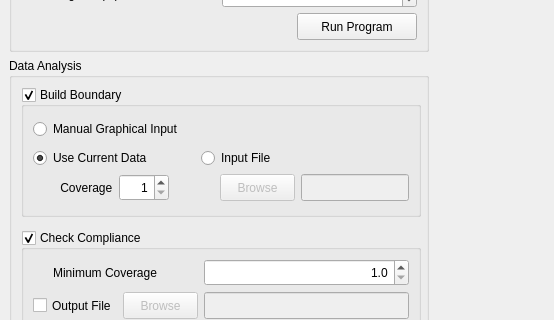
Qt form main_window.ui (xanxustyle/bathy_coverage_test) before a commit; both pictures show x 0 to 554 and y 217 to 537 of the 1177 by 970 pixel window.
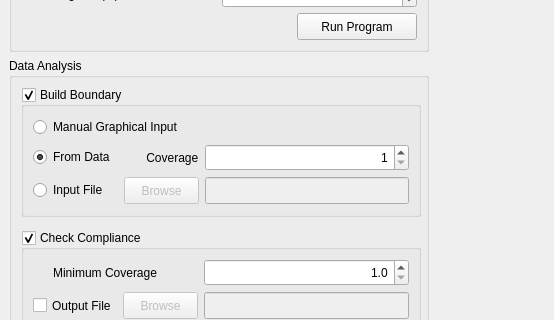
The same form after that commit.

The edit to the form file:
```diff
--- a/main_window.ui
+++ b/main_window.ui
@@ -458,145 +458,56 @@
            <property name="checkable">
             <bool>true</bool>
            </property>
-           <layout class="QGridLayout" name="gridLayout_7">
-            <item row="1" column="2">
-             <layout class="QGridLayout" name="bounInGlayout">
-              <item row="0" column="0" colspan="3">
-               <widget class="QRadioButton" name="bounFileRadio">
-                <property name="enabled">
-                 <bool>true</bool>
-                </property>
-                <property name="minimumSize">
-                 <size>
-                  <width>0</width>
-                  <height>0</height>
-                 </size>
-                </property>
-                <property name="maximumSize">
-                 <size>
-                  <width>16777215</width>
-                  <height>16777215</height>
-                 </size>
-                </property>
+           <layout class="QVBoxLayout" name="verticalLayout_5">
+            <item>
+             <widget class="QRadioButton" name="ginputRadio">
                 <property name="toolTip">
-                 <string>Two-column Text File, Header Row: Easting, Northing</string>
-                </property>
-                <property name="text">
-                 <string>Input File</string>
-                </property>
-               </widget>
-              </item>
-              <item row="1" column="0">
-               <spacer name="horizontalSpacer_4">
-                <property name="orientation">
-                 <enum>Qt::Horizontal</enum>
-                </property>
-                <property name="sizeType">
-                 <enum>QSizePolicy::Fixed</enum>
-                </property>
-                <property name="sizeHint" stdset="0">
-                 <size>
-                  <width>13</width>
-                  <height>20</height>
-                 </size>
-                </property>
-               </spacer>
-              </item>
-              <item row="1" column="1">
-               <widget class="QPushButton" name="bounFileBrowseButton">
-                <property name="enabled">
-                 <bool>false</bool>
-                </property>
-                <property name="minimumSize">
-                 <size>
-                  <width>75</width>
-                  <height>27</height>
-                 </size>
-                </property>
-                <property name="maximumSize">
-                 <size>
-                  <width>75</width>
-                  <height>27</height>
-                 </size>
-                </property>
-                <property name="toolTip">
-                 <string>&lt;html&gt;&lt;head/&gt;&lt;body&gt;&lt;p&gt;Two-column Text File, Header Row: Easting, Northing&lt;/p&gt;&lt;/body&gt;&lt;/html&gt;</string>
-                </property>
+               <string>Click in Sequence on Coverage Map: Left-click to Select, Right-click to Deselect, Mid-click to Confirm</string>
+              </property>
+              <property name="statusTip">
+               <string/>
+              </property>
+              <property name="whatsThis">
+               <string/>
+              </property>
                 <property name="text">
-                 <string>Browse</string>
+               <string>Manual Graphical Input</string>
                 </property>
                </widget>
               </item>
-              <item row="1" column="2">
-               <widget class="QLineEdit" name="bounFileInput">
-                <property name="enabled">
-                 <bool>false</bool>
-                </property>
-                <property name="minimumSize">
-                 <size>
-                  <width>0</width>
-                  <height>27</height>
-                 </size>
-                </property>
-                <property name="maximumSize">
-                 <size>
-                  <width>120</width>
-                  <height>27</height>
-                 </size>
-                </property>
-                <property name="toolTip">
-                 <string>&lt;html&gt;&lt;head/&gt;&lt;body&gt;&lt;p&gt;Two-column Text File, Header Row: Easting, Northing&lt;/p&gt;&lt;/body&gt;&lt;/html&gt;</string>
-                </property>
-               </widget>
-              </item>
-             </layout>
-            </item>
-            <item row="1" column="0">
+            <item>
              <layout class="QGridLayout" name="gridLayout_3">
-              <item row="0" column="0" colspan="3">
+              <item row="0" column="0">
                <widget class="QRadioButton" name="bounRadio">
                 <property name="enabled">
                  <bool>true</bool>
                 </property>
                 <property name="text">
-                 <string>Use Current Data</string>
+                 <string>From Data </string>
                 </property>
                 <property name="checked">
                  <bool>true</bool>
                 </property>
                </widget>
               </item>
-              <item row="1" column="1" alignment="Qt::AlignRight">
+              <item row="0" column="1" alignment="Qt::AlignRight">
                <widget class="QLabel" name="label_5">
                 <property name="text">
                  <string> Coverage</string>
                 </property>
                </widget>
               </item>
-              <item row="1" column="0">
-               <spacer name="horizontalSpacer_3">
-                <property name="orientation">
-                 <enum>Qt::Horizontal</enum>
-                </property>
-                <property name="sizeHint" stdset="0">
-                 <size>
-                  <width>18</width>
-                  <height>20</height>
-                 </size>
-                </property>
-               </spacer>
-              </item>
-              <item row="1" column="2">
+              <item row="0" column="2">
                <widget class="QSpinBox" name="bounSpinbox">
                 <property name="minimumSize">
                  <size>
-                  <width>50</width>
+                  <width>0</width>
                   <height>27</height>
                  </size>
                 </property>
                 <property name="maximumSize">
                  <size>
-                  <width>50</width>
+                  <width>16777215</width>
                   <height>27</height>
                  </size>
                 </property>
@@ -614,23 +525,48 @@
                 </property>
                </widget>
               </item>
-             </layout>
+              <item row="1" column="0">
+               <widget class="QRadioButton" name="bounFileRadio">
+                <property name="enabled">
+                 <bool>true</bool>
+                </property>
+                <property name="minimumSize">
+                 <size>
+                  <width>0</width>
+                  <height>0</height>
+                 </size>
+                </property>
+                <property name="maximumSize">
+                 <size>
+                  <width>16777215</width>
+                  <height>16777215</height>
+                 </size>
+                </property>
+                <property name="toolTip">
+                 <string>Two-column Text File, Header Row: Easting, Northing</string>
+                </property>
+                <property name="text">
+                 <string>Input File</string>
+                </property>
+               </widget>
             </item>
             <item row="1" column="1">
-             <spacer name="horizontalSpacer_5">
-              <property name="orientation">
-               <enum>Qt::Horizontal</enum>
-              </property>
-              <property name="sizeHint" stdset="0">
+               <widget class="QPushButton" name="bounFileBrowseButton">
+                <property name="enabled">
+                 <bool>false</bool>
+                </property>
+                <property name="minimumSize">
                <size>
-                <width>6</width>
-                <height>20</height>
-               </size>
-              </property>
-             </spacer>
-            </item>
-            <item row="0" column="0" colspan="3">
-             <widget class="QRadioButton" name="ginputRadio">
+                  <width>75</width>
+                  <height>27</height>
+                 </size>
+                </property>
+                <property name="maximumSize">
+                 <size>
+                  <width>75</width>
+                  <height>27</height>
+                 </size>
+                </property>
               <property name="toolTip">
                <string>Click in Sequence on Coverage Map: Left-click to Select, Right-click to Deselect, Mid-click to Confirm</string>
               </property>
@@ -641,9 +577,33 @@
                <string/>
               </property>
               <property name="text">
-               <string>Manual Graphical Input</string>
-              </property>
-             </widget>
+                 <string>Browse</string>
+                </property>
+               </widget>
+              </item>
+              <item row="1" column="2">
+               <widget class="QLineEdit" name="bounFileInput">
+                <property name="enabled">
+                 <bool>false</bool>
+                </property>
+                <property name="minimumSize">
+                 <size>
+                  <width>0</width>
+                  <height>27</height>
+                 </size>
+                </property>
+                <property name="maximumSize">
+                 <size>
+                  <width>16777215</width>
+                  <height>27</height>
+                 </size>
+                </property>
+                <property name="toolTip">
+                 <string>&lt;html&gt;&lt;head/&gt;&lt;body&gt;&lt;p&gt;Two-column Text File, Header Row: Easting, Northing&lt;/p&gt;&lt;/body&gt;&lt;/html&gt;</string>
+                </property>
+               </widget>
+              </item>
+             </layout>
             </item>
            </layout>
           </widget>
```
Left out of the diff: 59 changed lines with no effect on the pictures. Lines whose indentation alone changed are shown as unchanged.
